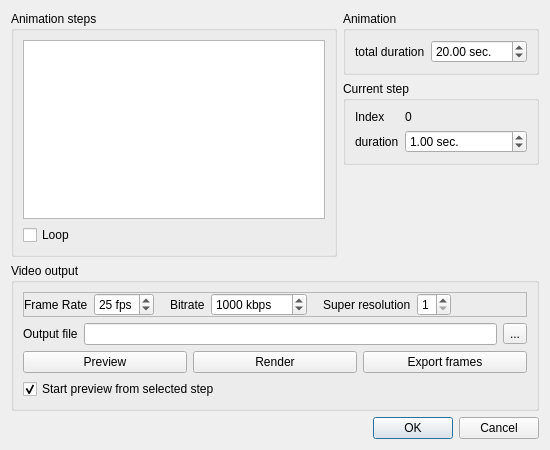
Old version of the form plugins/qAnimation/animationDlg.ui in the repository CloudCompare/CloudCompare.
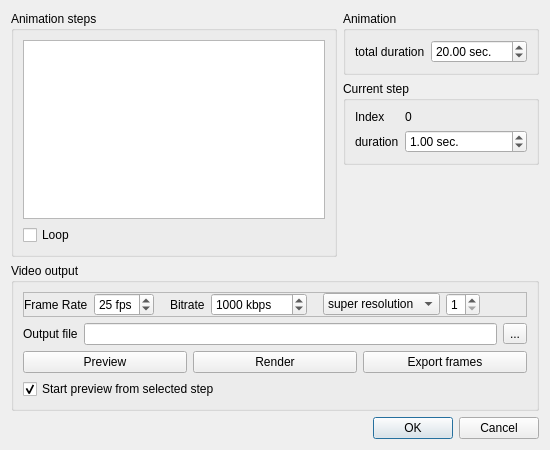
New version of the form. Icons and pictures are not drawn.

Commit message: qAnimation plugin: - new output option 'zoom' (alternative to the existing 'super resolution' option) - the plugin doesn't spam the Console at each frame if the 'super resolution' option is > 1 ;)

The edit to the form file:
```diff
--- a/plugins/qAnimation/animationDlg.ui
+++ b/plugins/qAnimation/animationDlg.ui
@@ -259,10 +259,28 @@
           </spacer>
          </item>
          <item>
-          <widget class="QLabel" name="label_5">
-           <property name="text">
-            <string>Super resolution</string>
+          <widget class="QComboBox" name="renderingModeComboBox">
+           <property name="toolTip">
+            <string>- Super resolution: render the frame at a higher resolution (2, 3 or 4 times larger)
+and then shrink it back down to size (this makes some noisy pixels drop off and
+reduce the flicker that is often present in animations). Super resolution is only
+applied on the output video (= not visible in Preview mode)
+- Zoom: render the frame and the animation at a higher resolution (2, 3 or 4 times
+larger). You may have to increase the points size beforehand.</string>
            </property>
+           <property name="sizeAdjustPolicy">
+            <enum>QComboBox::AdjustToContents</enum>
+           </property>
+           <item>
+            <property name="text">
+             <string>super resolution</string>
+            </property>
+           </item>
+           <item>
+            <property name="text">
+             <string>zoom</string>
+            </property>
+           </item>
           </widget>
          </item>
          <item>
```
Left out of the diff: 6 changed lines with no effect on the pictures. The commit also changes 4 other files.
